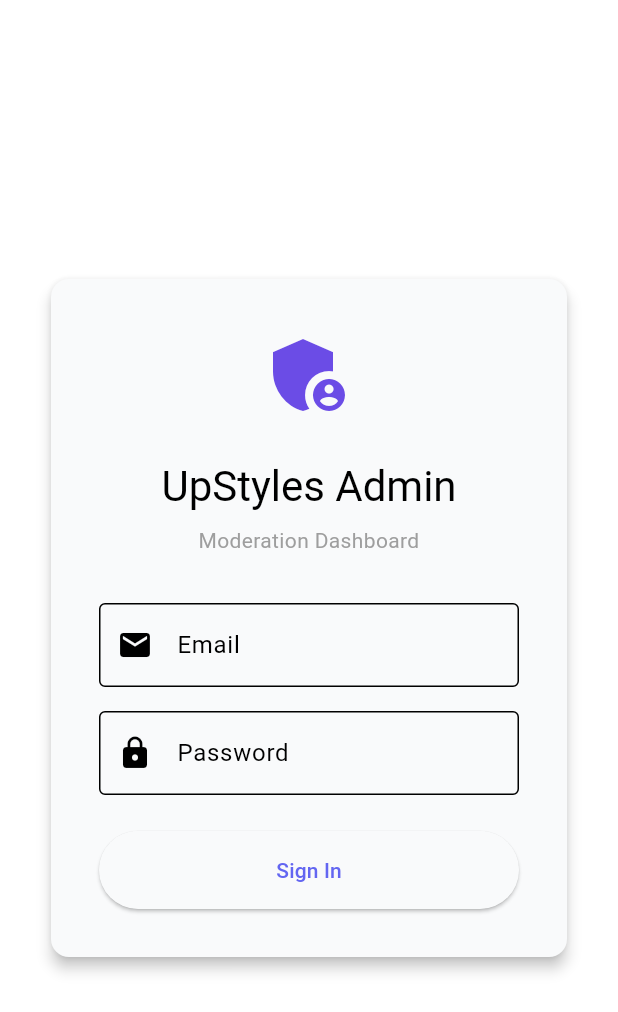
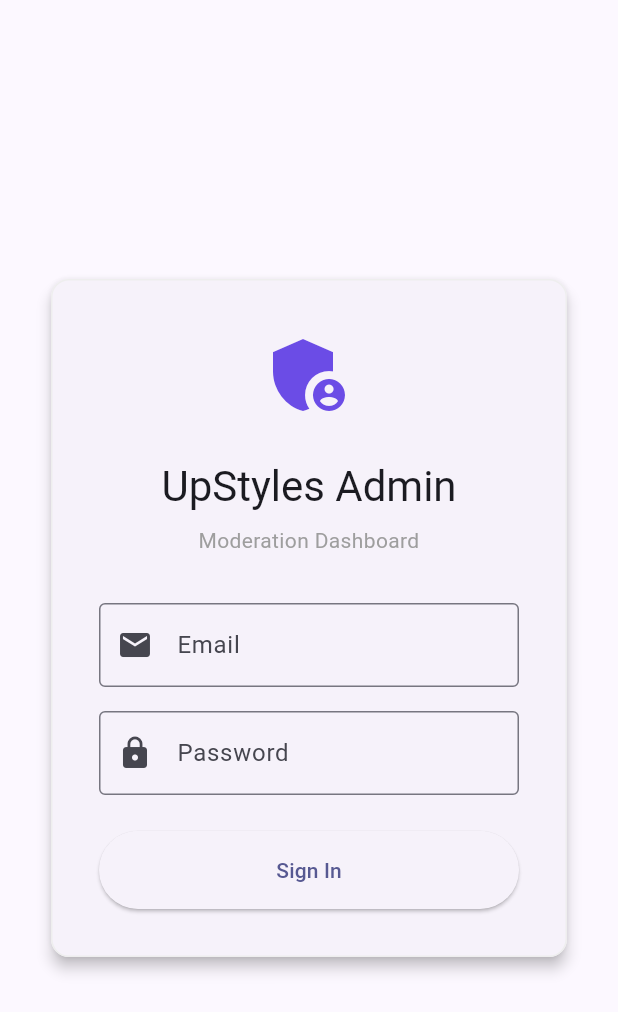
Before and after one commit to upstyles/upstyles-admin, a Flutter app: the screen it shows after launch, on a phone screen of 412 x 824 dp. Shown: the top 1012 px of the screen. Run offline on Flutter 3.47's test engine with Material 3 defaults, Android fonts, the phone set to English and light mode, and no system bars; our stand-ins replace firebase_auth, firebase_core, go_router; accounts and stored records are empty.

Commit message:
feat: Complete theme customization system like main app
THEME SYSTEM:
✅ 12 color themes (Indigo, Purple, Pink, Red, Orange, Amber, Green, Teal, Cyan, Blue, Slate, Rose)
✅ Comprehensive theme settings dialog
✅ Theme mode selector (Light/Dark/System)
✅ Color palette grid with visual selection
✅ Dynamic theme switching with Material 3
✅ Unified section headers across all tabs

UI UNIFICATION:
✅ Created SectionHeader widget for consistency
✅ Updated Posts tab with unified header
✅ Proper spacing and typography
✅ Responsive design maintained
✅ Consistent button styles (FilledButton for primary actions)

Theme Dialog:
- Beautiful color grid with 12 options
- Theme mode cards (Light/Dark/System)
- Check mark on selected colors
- Glow effect on active theme
- Modal dialog like main app

Next: Apply unified headers to all other tabs (Users, Reports, Submissions, Analytics, Audit Log)

```diff
--- a/lib/main.dart
+++ b/lib/main.dart
@@ -38,8 +38,8 @@ class UpStylesAdminApp extends StatelessWidget {
           return MaterialApp.router(
             title: 'UpStyles Admin',
             debugShowCheckedModeBanner: false,
-            theme: AppTheme.lightTheme,
-            darkTheme: AppTheme.darkTheme,
+            theme: themeProvider.getLightTheme(),
+            darkTheme: themeProvider.getDarkTheme(),
             themeMode: themeProvider.themeMode,
             routerConfig: _router,
           );
--- a/lib/src/providers/theme_provider.dart
+++ b/lib/src/providers/theme_provider.dart
@@ -1,12 +1,39 @@
 import 'package:flutter/material.dart';
+
+enum CustomTheme {
+  indigo(Color(0xFF6366F1), 'Indigo'),
+  purple(Color(0xFFA855F7), 'Purple'),
+  pink(Color(0xFFEC4899), 'Pink'),
+  red(Color(0xFFEF4444), 'Red'),
+  orange(Color(0xFFF59E0B), 'Orange'),
+  amber(Color(0xFFFBBF24), 'Amber'),
+  green(Color(0xFF10B981), 'Green'),
+  teal(Color(0xFF14B8A6), 'Teal'),
+  cyan(Color(0xFF06B6D4), 'Cyan'),
+  blue(Color(0xFF3B82F6), 'Blue'),
+  slate(Color(0xFF64748B), 'Slate'),
+  rose(Color(0xFFF43F5E), 'Rose');
+
+  const CustomTheme(this.color, this.name);
+  final Color color;
+  final String name;
+}
 
 class ThemeProvider extends ChangeNotifier {
   ThemeMode _themeMode = ThemeMode.system;
+  CustomTheme _selectedTheme = CustomTheme.indigo;
 
   ThemeMode get themeMode => _themeMode;
+  CustomTheme get selectedTheme => _selectedTheme;
+  Color get primaryColor => _selectedTheme.color;
 
   void setThemeMode(ThemeMode mode) {
     _themeMode = mode;
+    notifyListeners();
+  }
+
+  void setTheme(CustomTheme theme) {
+    _selectedTheme = theme;
     notifyListeners();
   }
 
@@ -14,4 +41,40 @@ class ThemeProvider extends ChangeNotifier {
     _themeMode = _themeMode == ThemeMode.light ? ThemeMode.dark : ThemeMode.light;
     notifyListeners();
   }
+
+  ThemeData getLightTheme() {
+    return ThemeData(
+      useMaterial3: true,
+      brightness: Brightness.light,
+      colorScheme: ColorScheme.fromSeed(
+        seedColor: _selectedTheme.color,
+        brightness: Brightness.light,
+      ),
+      cardTheme: CardThemeData(
+        elevation: 0,
+        shape: RoundedRectangleBorder(
+          borderRadius: BorderRadius.circular(12),
+          side: BorderSide(color: Colors.grey[200]!, width: 1),
+        ),
+      ),
+    );
+  }
+
+  ThemeData getDarkTheme() {
+    return ThemeData(
+      useMaterial3: true,
+      brightness: Brightness.dark,
+      colorScheme: ColorScheme.fromSeed(
+        seedColor: _selectedTheme.color,
+        brightness: Brightness.dark,
+      ),
+      cardTheme: CardThemeData(
+        elevation: 0,
+        shape: RoundedRectangleBorder(
+          borderRadius: BorderRadius.circular(12),
+          side: BorderSide(color: Colors.grey[800]!, width: 1),
+        ),
+      ),
+    );
+  }
 }
```
Also changed, not shown: lib/src/screens/dashboard/dashboard_screen.dart (+2 -32 lines), lib/src/screens/posts/posts_moderation_tab.dart (+21 -31 lines), lib/src/widgets/section_header.dart (added, +58 -0 lines), lib/src/widgets/theme_settings_dialog.dart (added, +224 -0 lines), 1 other file.
